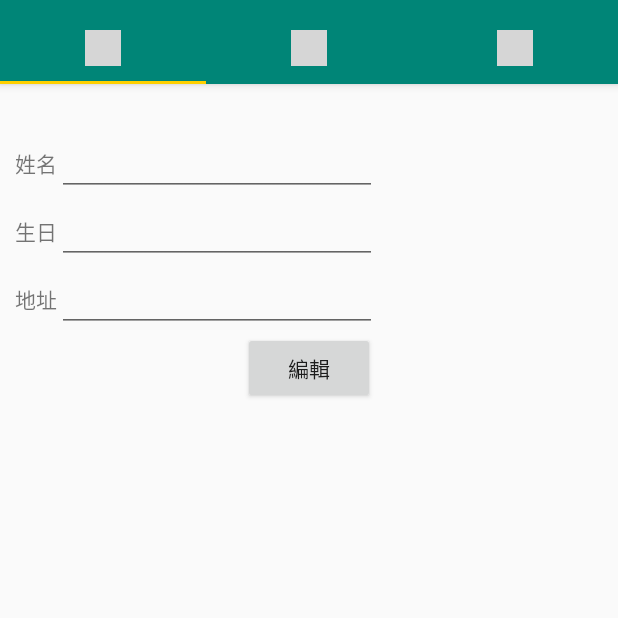
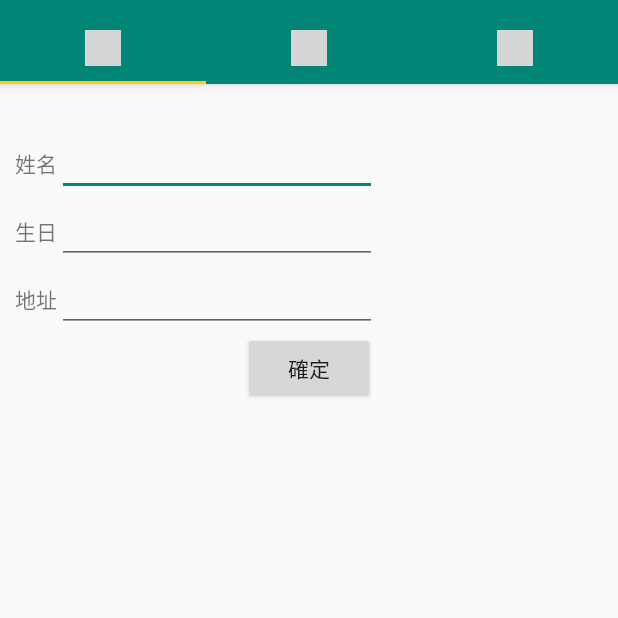
Before and after one commit to mocu1985/FBLoginKotlinSample, an Android app: the ProfileEditFragment screen opened directly, with no data from a screen before it, on a phone screen of 412 x 824 dp, the top half of it. Run offline under Robolectric (Android 15) with nearby library versions, the phone set to English and light mode, and no system bars; our stand-ins replace Firebase (no records; nobody signed in at launch, a user with empty details on screens opened directly), data binding; 6 statements that could not run were skipped; grey boxes are pictures that could not be loaded.

Commit message:
實作databinding串連

```diff
--- a/app/src/main/java/epost/android/mitake/com/fbloginkotlinsample/fragment/ProfileEditFragment.kt
+++ b/app/src/main/java/epost/android/mitake/com/fbloginkotlinsample/fragment/ProfileEditFragment.kt
@@ -1,6 +1,8 @@
 package epost.android.mitake.com.fbloginkotlinsample.fragment
 
+import android.arch.lifecycle.ViewModelProviders
 import android.content.Context
+import android.databinding.DataBindingUtil
 import android.net.Uri
 import android.os.Bundle
 import android.support.v4.app.Fragment
@@ -8,12 +10,11 @@ import android.view.LayoutInflater
 import android.view.View
 import android.view.ViewGroup
 import android.widget.Toast
-import com.google.firebase.database.DatabaseError
-import com.google.firebase.database.DatabaseReference
-import com.google.firebase.database.FirebaseDatabase
+import com.google.firebase.database.*
 import epost.android.mitake.com.fbloginkotlinsample.R
+import epost.android.mitake.com.fbloginkotlinsample.databinding.FragmentProfileEditBinding
+import epost.android.mitake.com.fbloginkotlinsample.viewmodel.ProfileEditViewModel
 import epost.android.mitake.com.kotlinsample.Account
-import kotlinx.android.synthetic.main.fragment_profile_edit.view.*
 import java.util.*
 
 
@@ -40,6 +41,9 @@ class ProfileEditFragment : Fragment() {
     var mDataRef: DatabaseReference? = null
     lateinit var currView: View
 
+    lateinit var viewModel: ProfileEditViewModel
+    lateinit var binding: FragmentProfileEditBinding
+
     override fun onCreate(savedInstanceState: Bundle?) {
         super.onCreate(savedInstanceState)
         arguments?.let {
@@ -52,80 +56,65 @@ class ProfileEditFragment : Fragment() {
 
     private fun initDatabase() {
         datebase = FirebaseDatabase.getInstance()
-        mDataRef = datebase?.getReference("accounts/" + Account.id + "/userInfo")
+        mDataRef = datebase?.getReference("accounts/" + Account.id.get() + "/userInfo")
 
 
-//        mDataRef?.addValueEventListener(object : ValueEventListener {
-//            override fun onCancelled(p0: DatabaseError) {
-//            }
-//
-//            override fun onDataChange(p0: DataSnapshot) {
-//                Log.d("****", p0.getValue().toString())
-//                Account.account.userInfo = p0.getValue(Info::class.java)!!
-//                Log.d("****", Account.account.userInfo.name)
-//            }
-//
-//        })
+        mDataRef?.addValueEventListener(object : ValueEventListener {
+            override fun onCancelled(p0: DatabaseError) {
+            }
+
+            override fun onDataChange(p0: DataSnapshot) {
+                viewModel.updateInfo(p0)
+
+            }
+
+        })
     }
 
     override fun onCreateView(inflater: LayoutInflater, container: ViewGroup?, savedInstanceState: Bundle?): View? {
-        // Inflate the layout for this fragment
-        currView = inflater.inflate(R.layout.fragment_profile_edit, container, false)
+        binding = DataBindingUtil.inflate(inflater, R.layout.fragment_profile_edit, container, false)
 
-        currView.tv_id.text = Account.id
-        currView.edt_name.setText(Account.account.userInfo.name)
-        currView.edt_bir.setText(Account.account.userInfo.birthday)
-        currView.edt_address.setText(Account.account.userInfo.address)
+        viewModel = ViewModelProviders.of(this).get(ProfileEditViewModel::class.java)
 
-        setViewFocus(false)
+        viewModel.info = Account.account.userInfo
 
-        currView.btn_confirm.setOnClickListener {
-            if (currView.btn_confirm.text.equals("編輯")) {
-                setViewFocus(true)
-            } else {
-                doUpdate()
-            }
-        }
+        binding.btnConfirm.setOnClickListener { if (binding.btnConfirm.text.equals("編輯")) setViewFocus(true) else doUpdate() }
 
-        return currView
+        binding.model = viewModel
+
+        return binding.root
     }
 
     private fun setViewFocus(state: Boolean) {
-        currView.edt_name.isFocusable = state
-        currView.edt_name.isFocusableInTouchMode = state
-        currView.edt_bir.isFocusable = state
-        currView.edt_bir.isFocusableInTouchMode = state
-        currView.edt_address.isFocusable = state
-        currView.edt_address.isFocusableInTouchMode = state
+        binding.edtName.isFocusable = state
+        binding.edtName.isFocusableInTouchMode = state
+        binding.edtBir.isFocusable = state
+        binding.edtBir.isFocusableInTouchMode = state
+        binding.edtAddress.isFocusable = state
+        binding.edtAddress.isFocusableInTouchMode = state
 
-        currView.btn_confirm.text = if (state) "確定" else "編輯"
+        binding.btnConfirm.text = if (state) "確定" else "編輯"
     }
 
 
     private fun doUpdate() {
         setViewFocus(false)
-
-        Account.account.userInfo.name = currView.edt_name.text.toString()
-        Account.account.userInfo.birthday = currView.edt_bir.text.toString()
-        Account.account.userInfo.address = currView.edt_address.text.toString()
-
-//        mDataRef?.setValue(Account.account.userInfo,
-//            object : DatabaseReference.CompletionListener {
-//            override fun onComplete(p0: DatabaseError?, p1: DatabaseReference) {
-//                if (p0 == null) Toast.makeText(context, "成功", Toast.LENGTH_SHORT).show()
-//            }
-//        })
+        Account.account.userInfo.name = binding.edtName.text.toString()
+        Account.account.userInfo.birthday = binding.edtBir.text.toString()
+        Account.account.userInfo.address = binding.edtAddress.text.toString()
 
         mDataRef = datebase?.getReference("accounts")
 
         var map = HashMap<String, Account>()
-        map.put(Account.id, Account.account)
+        map.put(Account.id.get()!!, Account.account)
 
         mDataRef?.updateChildren(
             map as Map<String, Any>,
             object : DatabaseReference.CompletionListener {
                 override fun onComplete(p0: DatabaseError?, p1: DatabaseReference) {
-                    if (p0 == null) Toast.makeText(context, "成功", Toast.LENGTH_SHORT).show()
+                    if (p0 == null) {
+                        Toast.makeText(context, "成功", Toast.LENGTH_SHORT).show()
+                    }
                 }
             })
     }
--- a/app/src/main/res/layout/fragment_main_tab.xml
+++ b/app/src/main/res/layout/fragment_main_tab.xml
@@ -3,8 +3,7 @@
                                              xmlns:tools="http://schemas.android.com/tools"
                                              android:id="@+id/constraintLayout"
                                              android:layout_width="match_parent"
-                                             android:layout_height="match_parent"
-                                             tools:context="epost.android.mitake.com.fbloginkotlinsample.MainTabActivity$PlaceholderFragment">
+                                             android:layout_height="match_parent">
 
     <TextView
         android:id="@+id/section_label"
--- a/app/src/main/res/layout/fragment_profile_edit.xml
+++ b/app/src/main/res/layout/fragment_profile_edit.xml
@@ -1,8 +1,23 @@
-<FrameLayout xmlns:android="http://schemas.android.com/apk/res/android"
+<layout
+    xmlns:android="http://schemas.android.com/apk/res/android"
     xmlns:tools="http://schemas.android.com/tools"
+    tools:context="epost.android.mitake.com.fbloginkotlinsample.fragment.ProfileEditFragment">
+
+
+    <data>
+        <variable
+            name="model"
+            type="epost.android.mitake.com.fbloginkotlinsample.viewmodel.ProfileEditViewModel"/>
+
+            <variable
+                name="account"
+                type="epost.android.mitake.com.kotlinsample.Account"/>
+
+    </data>
+
+    <FrameLayout
         android:layout_width="match_parent"
-             android:layout_height="match_parent"
-             tools:context="epost.android.mitake.com.fbloginkotlinsample.fragment.ProfileEditFragment">
+        android:layout_height="match_parent">
 
         <LinearLayout
             android:layout_width="match_parent"
@@ -14,7 +29,7 @@
                 android:id="@+id/tv_id"
                 android:layout_width="wrap_content"
                 android:layout_height="wrap_content"
-            android:text="ID"/>
+                android:text="@{account.id}"/>
 
             <TableLayout
                 android:layout_width="match_parent"
@@ -35,6 +50,7 @@
                         android:layout_width="wrap_content"
                         android:layout_height="wrap_content"
                         android:ems="10"
+                        android:text="@{model.info.name}"
                         android:inputType="text"/>
                 </TableRow>
 
@@ -52,6 +68,7 @@
                         android:layout_width="wrap_content"
                         android:layout_height="wrap_content"
                         android:ems="10"
+                        android:text="@{model.info.birthday}"
                         android:inputType="text"/>
                 </TableRow>
 
@@ -69,6 +86,7 @@
                         android:layout_width="wrap_content"
                         android:layout_height="wrap_content"
                         android:ems="10"
+                        android:text="@{model.info.address}"
                         android:inputType="text"/>
                 </TableRow>
             </TableLayout>
@@ -82,3 +100,4 @@
 
         </LinearLayout>
     </FrameLayout>
+</layout>
```
Also changed, not shown: app/build.gradle (+8 -0 lines), app/src/main/java/epost/android/mitake/com/fbloginkotlinsample/MainActivity.kt (+15 -9 lines), app/src/main/java/epost/android/mitake/com/fbloginkotlinsample/data/Account.kt (+5 -3 lines), app/src/main/java/epost/android/mitake/com/fbloginkotlinsample/data/Info.kt (+29 -1 lines), app/src/main/java/epost/android/mitake/com/fbloginkotlinsample/viewmodel/ProfileEditViewModel.kt (added, +31 -0 lines). Lines whose indentation alone changed are shown as unchanged.
